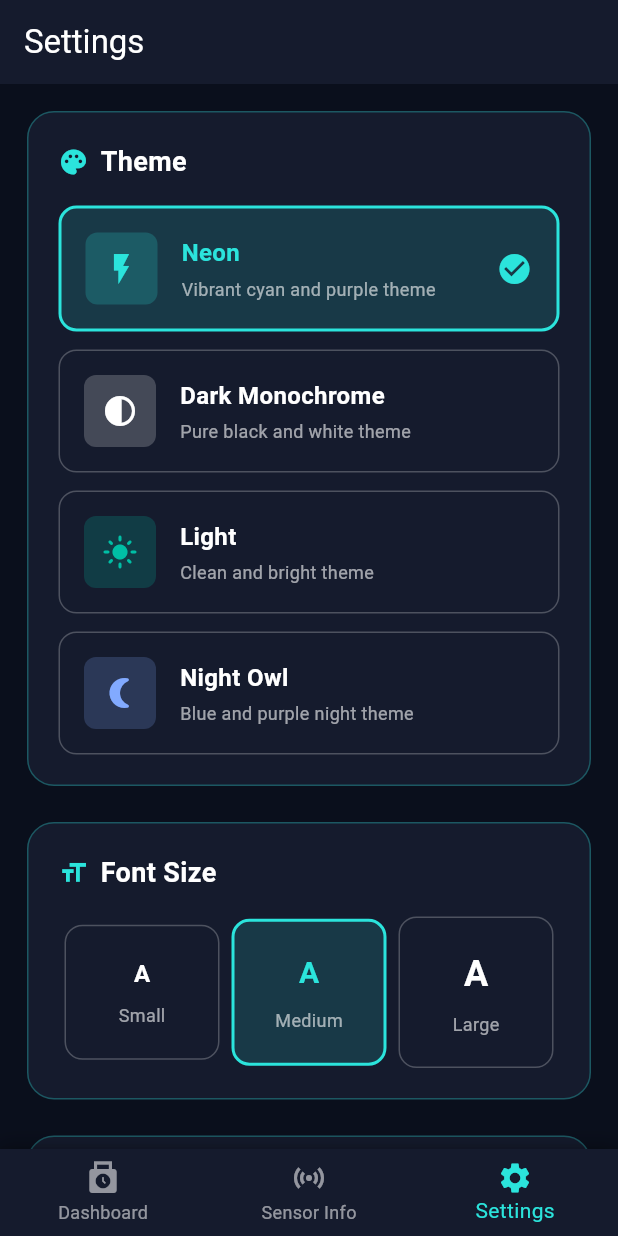
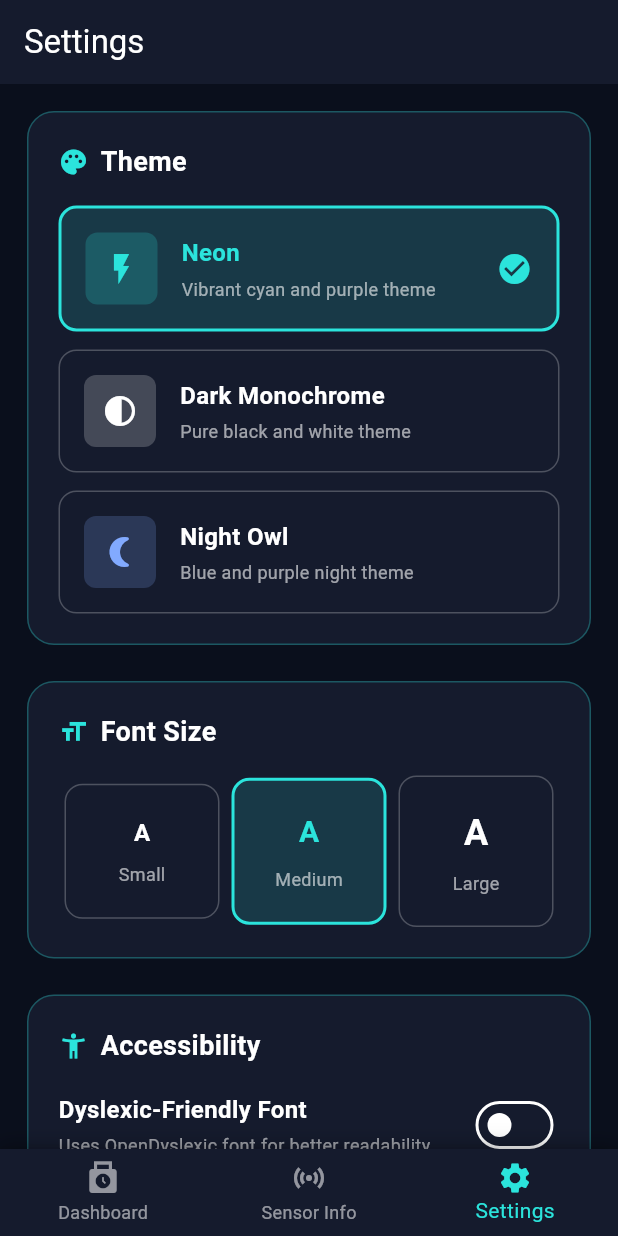
Before and after one commit to WayanFWP/RaStress-HMI, a Flutter app: the screen it shows after launch, item 3 of the bottom bar chosen, on a phone screen of 412 x 824 dp. Run offline on Flutter 3.47's test engine with Material 3 defaults, Android fonts, the phone set to English and light mode, and no system bars; our stand-ins replace flutter_dotenv, share_plus, shared_preferences; network calls fail; Roboto replaces fonts that are missing (SF Pro).

Commit message:
refactore(ui): Apply constant + remove light theme (i think it doesnt right palete for this project :v)

```diff
--- a/frontend/lib/core/settings_service.dart
+++ b/frontend/lib/core/settings_service.dart
@@ -75,12 +75,6 @@ class SettingsService extends ChangeNotifier {
           isDyslexic: _isDyslexic,
           colorBlindMode: _colorBlindMode,
         );
-      case AppThemeMode.light:
-        return AppTheme.lightTheme(
-          fontSize: _fontSize,
-          isDyslexic: _isDyslexic,
-          colorBlindMode: _colorBlindMode,
-        );
       case AppThemeMode.nightOwl:
         return AppTheme.nightOwlTheme(
           fontSize: _fontSize,
--- a/frontend/lib/ui/screens/settings_screen.dart
+++ b/frontend/lib/ui/screens/settings_screen.dart
@@ -2,6 +2,7 @@ import 'package:flutter/material.dart';
 import 'package:provider/provider.dart';
 import '../../core/settings_service.dart';
 import '../themes/app_theme.dart';
+import '../constants/ui_constants.dart';
 
 class SettingsScreen extends StatelessWidget {
   const SettingsScreen({super.key});
@@ -16,7 +17,7 @@ class SettingsScreen extends StatelessWidget {
       body: Consumer<SettingsService>(
         builder: (context, settings, child) {
           return ListView(
-            padding: const EdgeInsets.all(18),
+            padding: const EdgeInsets.all(UIConstants.screenPadding),
             children: [
               // Theme Selection
               _buildSection(
@@ -25,7 +26,7 @@ class SettingsScreen extends StatelessWidget {
                 icon: Icons.palette,
                 child: _buildThemeSelector(context, settings),
               ),
-              const SizedBox(height: 24),
+              const SizedBox(height: UIConstants.extraLargeSpacing),
 
               // Font Size
               _buildSection(
@@ -34,7 +35,7 @@ class SettingsScreen extends StatelessWidget {
                 icon: Icons.format_size,
                 child: _buildFontSizeSelector(context, settings),
               ),
-              const SizedBox(height: 24),
+              const SizedBox(height: UIConstants.extraLargeSpacing),
 
               // Accessibility
               _buildSection(
@@ -44,12 +45,12 @@ class SettingsScreen extends StatelessWidget {
                 child: Column(
                   children: [
                     _buildDyslexicToggle(context, settings),
-                    const SizedBox(height: 16),
+                    const SizedBox(height: UIConstants.mediumPadding),
                     _buildColorBlindSelector(context, settings),
                   ],
                 ),
               ),
-              const SizedBox(height: 24),
+              const SizedBox(height: UIConstants.extraLargeSpacing),
 
               // Preview Card
               _buildPreviewCard(context),
@@ -84,19 +85,19 @@ class SettingsScreen extends StatelessWidget {
               Icon(
                 icon,
                 color: Theme.of(context).colorScheme.primary,
-                size: 20,
+                size: UIConstants.mediumIconSize,
               ),
-              const SizedBox(width: 8),
+              const SizedBox(width: UIConstants.smallPadding),
               Text(
                 title,
                 style: const TextStyle(
-                  fontSize: 18,
+                  fontSize: UIConstants.titleFontSize,
                   fontWeight: FontWeight.bold,
                 ),
               ),
             ],
           ),
-          const SizedBox(height: 16),
+          const SizedBox(height: UIConstants.mediumPadding),
           child,
         ],
       ),
@@ -115,7 +116,7 @@ class SettingsScreen extends StatelessWidget {
           const Color(0xFF2BE4DC),
           Icons.flash_on,
         ),
-        const SizedBox(height: 12),
+        const SizedBox(height: UIConstants.mediumSpacing),
         _buildThemeOption(
           context,
           settings,
@@ -125,17 +126,8 @@ class SettingsScreen extends StatelessWidget {
           Colors.white,
           Icons.contrast,
         ),
-        const SizedBox(height: 12),
-        _buildThemeOption(
-          context,
-          settings,
-          AppThemeMode.light,
-          "Light",
-          "Clean and bright theme",
-          const Color(0xFF00BFA5),
-          Icons.light_mode,
-        ),
-        const SizedBox(height: 12),
+
+        const SizedBox(height: UIConstants.mediumSpacing),
         _buildThemeOption(
           context,
           settings,
@@ -162,32 +154,42 @@ class SettingsScreen extends StatelessWidget {
 
     return InkWell(
       onTap: () => settings.setThemeMode(mode),
-      borderRadius: BorderRadius.circular(12),
+      borderRadius: BorderRadius.circular(UIConstants.smallBorderRadius),
       child: Container(
-        padding: const EdgeInsets.all(16),
+        padding: const EdgeInsets.all(UIConstants.mediumPadding),
         decoration: BoxDecoration(
           color: isSelected
-              ? Theme.of(context).colorScheme.primary.withOpacity(0.15)
+              ? Theme.of(
+                  context,
+                ).colorScheme.primary.withOpacity(UIConstants.lightOpacity)
               : Colors.transparent,
-          borderRadius: BorderRadius.circular(12),
+          borderRadius: BorderRadius.circular(UIConstants.smallBorderRadius),
           border: Border.all(
             color: isSelected
                 ? Theme.of(context).colorScheme.primary
                 : Colors.white24,
-            width: isSelected ? 2 : 1,
+            width: isSelected
+                ? UIConstants.thickBorder
+                : UIConstants.thinBorder,
           ),
         ),
         child: Row(
           children: [
             Container(
-              padding: const EdgeInsets.all(12),
+              padding: const EdgeInsets.all(UIConstants.mediumSpacing),
               decoration: BoxDecoration(
-                color: accentColor.withOpacity(0.2),
-                borderRadius: BorderRadius.circular(8),
+                color: accentColor.withOpacity(UIConstants.mediumOpacity - 0.1),
+                borderRadius: BorderRadius.circular(
+                  UIConstants.buttonBorderRadius,
+                ),
               ),
-              child: Icon(icon, color: accentColor, size: 24),
+              child: Icon(
+                icon,
+                color: accentColor,
+                size: UIConstants.largeIconSize,
+              ),
             ),
-            const SizedBox(width: 16),
+            const SizedBox(width: UIConstants.mediumPadding),
             Expanded(
               child: Column(
                 crossAxisAlignment: CrossAxisAlignment.start,
@@ -195,17 +197,20 @@ class SettingsScreen extends StatelessWidget {
                   Text(
                     title,
                     style: TextStyle(
-                      fontSize: 16,
+                      fontSize: UIConstants.subtitleFontSize,
                       fontWeight: FontWeight.bold,
                       color: isSelected
                           ? Theme.of(context).colorScheme.primary
                           : null,
                     ),
                   ),
-                  const SizedBox(height: 4),
+                  const SizedBox(height: UIConstants.tinySpacing),
                   Text(
                     description,
-                    style: const TextStyle(fontSize: 12, color: Colors.white60),
+                    style: const TextStyle(
+                      fontSize: UIConstants.smallFontSize,
+                      color: Colors.white60,
+                    ),
                   ),
                 ],
               ),
@@ -214,7 +219,7 @@ class SettingsScreen extends StatelessWidget {
               Icon(
                 Icons.check_circle,
                 color: Theme.of(context).colorScheme.primary,
-                size: 24,
+                size: UIConstants.largeIconSize,
               ),
           ],
         ),
@@ -250,22 +255,32 @@ class SettingsScreen extends StatelessWidget {
 
     return Expanded(
       child: Padding(
-        padding: const EdgeInsets.symmetric(horizontal: 4),
+        padding: const EdgeInsets.symmetric(
+          horizontal: UIConstants.tinySpacing,
+        ),
         child: InkWell(
           onTap: () => settings.setFontSize(size),
-          borderRadius: BorderRadius.circular(12),
+          borderRadius: BorderRadius.circular(UIConstants.smallBorderRadius),
           child: Container(
-            padding: const EdgeInsets.symmetric(vertical: 20),
+            padding: const EdgeInsets.symmetric(
+              vertical: UIConstants.cardPadding,
+            ),
             decoration: BoxDecoration(
               color: isSelected
-                  ? Theme.of(context).colorScheme.primary.withOpacity(0.15)
+                  ? Theme.of(
+                      context,
+                    ).colorScheme.primary.withOpacity(UIConstants.lightOpacity)
                   : Colors.transparent,
-              borderRadius: BorderRadius.circular(12),
+              borderRadius: BorderRadius.circular(
+                UIConstants.smallBorderRadius,
+              ),
               border: Border.all(
                 color: isSelected
                     ? Theme.of(context).colorScheme.primary
                     : Colors.white24,
-                width: isSelected ? 2 : 1,
+                width: isSelected
+                    ? UIConstants.thickBorder
+                    : UIConstants.thinBorder,
               ),
             ),
             child: Column(
@@ -280,10 +295,13 @@ class SettingsScreen extends StatelessWidget {
                         : null,
                   ),
                 ),
-                const SizedBox(height: 8),
+                const SizedBox(height: UIConstants.smallPadding),
                 Text(
                   label,
-                  style: const TextStyle(fontSize: 12, color: Colors.white60),
+                  style: const TextStyle(
+                    fontSize: UIConstants.smallFontSize,
+                    color: Colors.white60,
+                  ),
                 ),
               ],
             ),
@@ -302,13 +320,16 @@ class SettingsScreen extends StatelessWidget {
             children: [
               const Text(
                 "Dyslexic-Friendly Font",
-                style: TextStyle(fontSize: 16, fontWeight: FontWeight.w600),
+                style: TextStyle(
+                  fontSize: UIConstants.subtitleFontSize,
+                  fontWeight: FontWeight.w600,
+                ),
               ),
-              const SizedBox(height: 4),
+              const SizedBox(height: UIConstants.tinySpacing),
               Text(
                 "Uses OpenDyslexic font for better readability",
                 style: TextStyle(
-                  fontSize: 12,
+                  fontSize: UIConstants.smallFontSize,
                   color: Colors.white.withOpacity(0.6),
                 ),
               ),
@@ -333,21 +354,26 @@ class SettingsScreen extends StatelessWidget {
       children: [
         const Text(
           "Color Blind Mode",
-          style: TextStyle(fontSize: 16, fontWeight: FontWeight.w600),
+          style: TextStyle(
+            fontSize: UIConstants.subtitleFontSize,
+            fontWeight: FontWeight.w600,
+          ),
         ),
-        const SizedBox(height: 12),
+        const SizedBox(height: UIConstants.mediumSpacing),
         DropdownButtonFormField<ColorBlindMode>(
           value: settings.colorBlindMode,
           decoration: InputDecoration(
             filled: true,
             fillColor: Colors.white.withOpacity(0.05),
             border: OutlineInputBorder(
-              borderRadius: BorderRadius.circular(12),
+              borderRadius: BorderRadius.circular(
+                UIConstants.smallBorderRadius,
+              ),
               borderSide: BorderSide(color: Colors.white24),
             ),
             contentPadding: const EdgeInsets.symmetric(
-              horizontal: 16,
-              vertical: 12,
+              horizontal: UIConstants.mediumPadding,
+              vertical: UIConstants.mediumSpacing,
             ),
           ),
           dropdownColor: Theme.of(context).colorScheme.surface,
@@ -376,13 +402,15 @@ class SettingsScreen extends StatelessWidget {
 
   Widget _buildPreviewCard(BuildContext context) {
     return Container(
-      padding: const EdgeInsets.all(20),
+      padding: const EdgeInsets.all(UIConstants.cardPadding),
       decoration: BoxDecoration(
         color: Theme.of(context).colorScheme.surface,
-        borderRadius: BorderRadius.circular(18),
+        borderRadius: BorderRadius.circular(UIConstants.cardBorderRadius),
         border: Border.all(
-          color: Theme.of(context).colorScheme.primary.withOpacity(0.3),
-          width: 1,
+          color: Theme.of(
+            context,
+          ).colorScheme.primary.withOpacity(UIConstants.mediumOpacity),
+          width: UIConstants.thinBorder,
         ),
       ),
       child: Column(
@@ -393,28 +421,29 @@ class SettingsScreen extends StatelessWidget {
               Icon(
                 Icons.preview,
                 color: Theme.of(context).colorScheme.primary,
-                size: 20,
+                size: UIConstants.mediumIconSize,
               ),
-              const SizedBox(width: 8),
-              const Text(
+              const SizedBox(width: UIConstants.smallPadding),
+              Text(
                 "Preview",
-                style: TextStyle(fontSize: 18, fontWeight: FontWeight.bold),
+                style: Theme.of(context).textTheme.titleLarge?.copyWith(
+                  fontWeight: FontWeight.bold,
+                ),
               ),
             ],
           ),
-          const SizedBox(height: 16),
+          const SizedBox(height: UIConstants.mediumPadding),
           Text(
             "Heart Rate: 72 BPM",
-            style: TextStyle(
-              fontSize: 16,
+            style: Theme.of(context).textTheme.titleMedium?.copyWith(
               color: Theme.of(context).colorScheme.primary,
               fontWeight: FontWeight.bold,
             ),
           ),
-          const SizedBox(height: 8),
-          const Text(
+          const SizedBox(height: UIConstants.smallPadding),
+          Text(
             "This is how text will appear with your current settings.",
-            style: TextStyle(fontSize: 14),
+            style: Theme.of(context).textTheme.bodyMedium,
           ),
         ],
       ),
--- a/frontend/lib/ui/themes/app_theme.dart
+++ b/frontend/lib/ui/themes/app_theme.dart
@@ -1,6 +1,6 @@
 import 'package:flutter/material.dart';
 
-enum AppThemeMode { neon, dark, light, nightOwl }
+enum AppThemeMode { neon, dark, nightOwl }
 
 enum FontSize { small, medium, large }
 
@@ -99,36 +99,6 @@ class AppTheme {
     );
   }
 
-  // Light Theme
-  static ThemeData lightTheme({
-    FontSize fontSize = FontSize.medium,
-    bool isDyslexic = false,
-    ColorBlindMode colorBlindMode = ColorBlindMode.none,
-  }) {
-    final fontMultiplier = getFontSizeMultiplier(fontSize);
-    final fontFamily = isDyslexic ? "OpenDyslexic" : "SF Pro";
-
-    return ThemeData(
-      brightness: Brightness.light,
-      scaffoldBackgroundColor: const Color(0xFFF5F5F5),
-      fontFamily: fontFamily,
-      useMaterial3: true,
-      textTheme: _buildTextTheme(fontMultiplier, fontFamily),
-      colorScheme: ColorScheme.light(
-        primary: adjustColorForColorBlind(
-          const Color(0xFF00BFA5),
-          colorBlindMode,
-        ),
-        secondary: adjustColorForColorBlind(
-          const Color(0xFF6200EA),
-          colorBlindMode,
-        ),
-        surface: const Color(0xFFFFFFFF),
-        background: const Color(0xFFF5F5F5),
-      ),
-    );
-  }
-
   // Night Owl Theme
   static ThemeData nightOwlTheme({
     FontSize fontSize = FontSize.medium,
```
